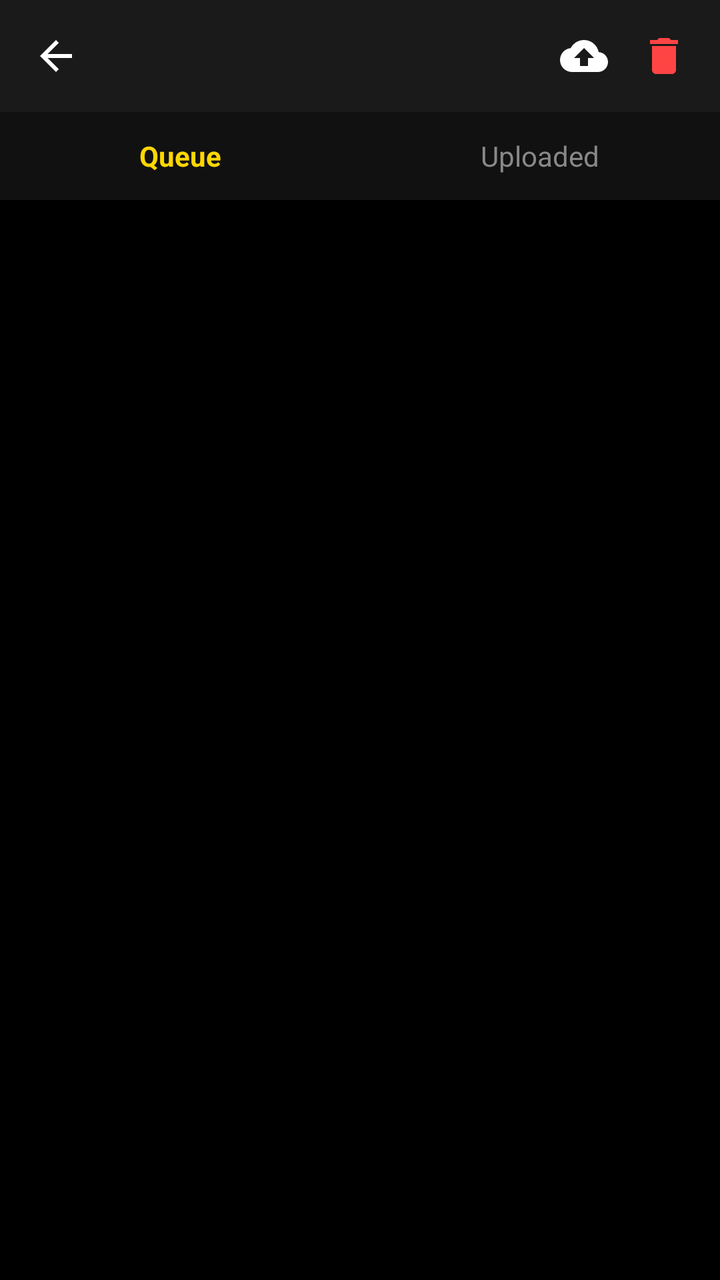
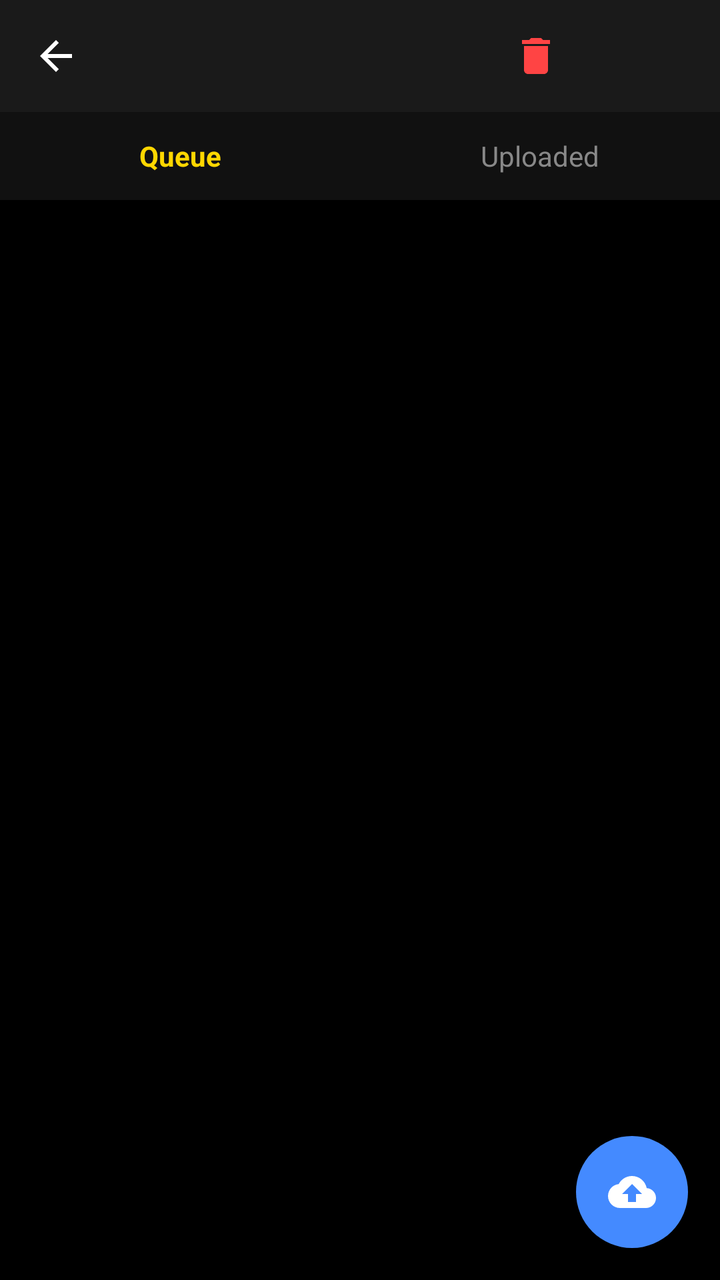

Two renders of the same Android screen: before a commit and after it. Below are the layout's source before the change and the commit's diff.
<!-- AndroidManifest.xml: application theme Theme.KioskCamera -->
<!-- res/layout/activity_gallery.xml -->
<?xml version="1.0" encoding="utf-8"?>
<LinearLayout xmlns:android="http://schemas.android.com/apk/res/android"
    android:layout_width="match_parent"
    android:layout_height="match_parent"
    android:orientation="vertical"
    android:background="@android:color/black">

    
    <LinearLayout
        android:id="@+id/normalBar"
        android:layout_width="match_parent"
        android:layout_height="56dp"
        android:gravity="center_vertical"
        android:paddingHorizontal="8dp"
        android:background="#1A1A1A">

        <ImageButton
            android:id="@+id/backButton"
            android:layout_width="40dp"
            android:layout_height="40dp"
            android:background="?attr/selectableItemBackgroundBorderless"
            android:src="@drawable/ic_arrow_back"
            android:contentDescription="Back" />

        <TextView
            android:id="@+id/titleText"
            android:layout_width="0dp"
            android:layout_height="wrap_content"
            android:layout_weight="1"
            android:textColor="@android:color/white"
            android:textSize="18sp"
            android:paddingStart="12dp" />

        <ImageButton
            android:id="@+id/uploadButton"
            android:layout_width="40dp"
            android:layout_height="40dp"
            android:background="?attr/selectableItemBackgroundBorderless"
            android:src="@drawable/ic_cloud_upload"
            android:contentDescription="Upload all" />

        <ImageButton
            android:id="@+id/clearAllButton"
            android:layout_width="40dp"
            android:layout_height="40dp"
            android:background="?attr/selectableItemBackgroundBorderless"
            android:src="@drawable/ic_delete"
            android:contentDescription="Clear all" />
    </LinearLayout>

    
    <LinearLayout
        android:id="@+id/selectionBar"
        android:layout_width="match_parent"
        android:layout_height="56dp"
        android:gravity="center_vertical"
        android:paddingHorizontal="8dp"
        android:background="#333333"
        android:visibility="gone">

        <ImageButton
            android:id="@+id/cancelSelectionButton"
            android:layout_width="40dp"
            android:layout_height="40dp"
            android:background="?attr/selectableItemBackgroundBorderless"
            android:src="@drawable/ic_arrow_back"
            android:contentDescription="Cancel" />

        <TextView
            android:id="@+id/selectionCount"
            android:layout_width="0dp"
            android:layout_height="wrap_content"
            android:layout_weight="1"
            android:textColor="@android:color/white"
            android:textSize="18sp"
            android:paddingStart="12dp" />

        <ImageButton
            android:id="@+id/deleteSelectedButton"
            android:layout_width="40dp"
            android:layout_height="40dp"
            android:background="?attr/selectableItemBackgroundBorderless"
            android:src="@drawable/ic_delete"
            android:contentDescription="Delete selected" />
    </LinearLayout>

    
    <LinearLayout
        android:layout_width="match_parent"
        android:layout_height="44dp"
        android:orientation="horizontal"
        android:background="#111111">

        <TextView
            android:id="@+id/tabQueue"
            android:layout_width="0dp"
            android:layout_height="match_parent"
            android:layout_weight="1"
            android:gravity="center"
            android:text="Queue"
            android:textColor="#FFD700"
            android:textSize="14sp"
            android:textStyle="bold"
            android:background="?attr/selectableItemBackground" />

        <TextView
            android:id="@+id/tabUploaded"
            android:layout_width="0dp"
            android:layout_height="match_parent"
            android:layout_weight="1"
            android:gravity="center"
            android:text="Uploaded"
            android:textColor="#888888"
            android:textSize="14sp"
            android:background="?attr/selectableItemBackground" />
    </LinearLayout>

    <TextView
        android:id="@+id/emptyText"
        android:layout_width="match_parent"
        android:layout_height="match_parent"
        android:gravity="center"
        android:text="No media queued"
        android:textColor="#888888"
        android:textSize="16sp"
        android:visibility="gone" />

    <androidx.recyclerview.widget.RecyclerView
        android:id="@+id/photoGrid"
        android:layout_width="match_parent"
        android:layout_height="match_parent"
        android:padding="2dp" />

</LinearLayout>
<!-- resources referenced by this layout -->
<resources>
  <!-- drawable ic_arrow_back (drawable) -->
  <vector xmlns:android="http://schemas.android.com/apk/res/android"
      android:width="24dp"
      android:height="24dp"
      android:viewportWidth="24"
      android:viewportHeight="24">
      <path
          android:fillColor="@android:color/white"
          android:pathData="M20,11H7.83l5.59,-5.59L12,4l-8,8 8,8 1.41,-1.41L7.83,13H20v-2z"/>
  </vector>
  <!-- drawable ic_cloud_upload (drawable) -->
  <vector xmlns:android="http://schemas.android.com/apk/res/android"
      android:width="24dp"
      android:height="24dp"
      android:viewportWidth="24"
      android:viewportHeight="24">
      <path
          android:fillColor="@android:color/white"
          android:pathData="M19.35,10.04C18.67,6.59 15.64,4 12,4 9.11,4 6.6,5.64 5.35,8.04 2.34,8.36 0,10.91 0,14c0,3.31 2.69,6 6,6h13c2.76,0 5,-2.24 5,-5 0,-2.64 -2.05,-4.78 -4.65,-4.96zM14,13v4h-4v-4H7l5,-5 5,5h-3z"/>
  </vector>
  <!-- drawable ic_delete (drawable) -->
  <vector xmlns:android="http://schemas.android.com/apk/res/android"
      android:width="24dp"
      android:height="24dp"
      android:viewportWidth="24"
      android:viewportHeight="24">
      <path
          android:fillColor="#FFFF4444"
          android:pathData="M6,19c0,1.1 0.9,2 2,2h8c1.1,0 2,-0.9 2,-2V7H6v12zM19,4h-3.5l-1,-1h-5l-1,1H5v2h14V4z"/>
  </vector>
  <style name="Theme.KioskCamera" parent="Theme.MaterialComponents.DayNight.NoActionBar">
          <item name="android:windowFullscreen">false</item>
          <item name="android:statusBarColor">@android:color/black</item>
          <item name="android:navigationBarColor">@android:color/black</item>
      </style>
</resources>

<!-- the commit's change to res/layout/activity_gallery.xml (unified diff, before → after) -->
@@ -32,20 +32,17 @@
             android:paddingStart="12dp" />
 
         <ImageButton
-            android:id="@+id/uploadButton"
-            android:layout_width="40dp"
-            android:layout_height="40dp"
-            android:background="?attr/selectableItemBackgroundBorderless"
-            android:src="@drawable/ic_cloud_upload"
-            android:contentDescription="Upload all" />
-
-        <ImageButton
             android:id="@+id/clearAllButton"
             android:layout_width="40dp"
             android:layout_height="40dp"
             android:background="?attr/selectableItemBackgroundBorderless"
             android:src="@drawable/ic_delete"
             android:contentDescription="Clear all" />
+
+        
+        <View
+            android:layout_width="64dp"
+            android:layout_height="40dp" />
     </LinearLayout>
 
     
@@ -82,6 +79,11 @@
             android:background="?attr/selectableItemBackgroundBorderless"
             android:src="@drawable/ic_delete"
             android:contentDescription="Delete selected" />
+
+        
+        <View
+            android:layout_width="64dp"
+            android:layout_height="40dp" />
     </LinearLayout>
 
     
@@ -115,20 +117,39 @@
             android:background="?attr/selectableItemBackground" />
     </LinearLayout>
 
-    <TextView
-        android:id="@+id/emptyText"
+    <FrameLayout
         android:layout_width="match_parent"
-        android:layout_height="match_parent"
-        android:gravity="center"
-        android:text="No media queued"
-        android:textColor="#888888"
-        android:textSize="16sp"
-        android:visibility="gone" />
+        android:layout_height="match_parent">
 
-    <androidx.recyclerview.widget.RecyclerView
-        android:id="@+id/photoGrid"
-        android:layout_width="match_parent"
-        android:layout_height="match_parent"
-        android:padding="2dp" />
+        <TextView
+            android:id="@+id/emptyText"
+            android:layout_width="match_parent"
+            android:layout_height="match_parent"
+            android:gravity="center"
+            android:text="No media queued"
+            android:textColor="#888888"
+            android:textSize="16sp"
+            android:visibility="gone" />
+
+        <androidx.recyclerview.widget.RecyclerView
+            android:id="@+id/photoGrid"
+            android:layout_width="match_parent"
+            android:layout_height="match_parent"
+            android:padding="2dp" />
+
+        
+        <ImageButton
+            android:id="@+id/uploadButton"
+            android:layout_width="56dp"
+            android:layout_height="56dp"
+            android:layout_gravity="bottom|end"
+            android:layout_margin="16dp"
+            android:background="@drawable/fab_background"
+            android:src="@drawable/ic_cloud_upload"
+            android:scaleType="centerInside"
+            android:elevation="6dp"
+            android:contentDescription="Upload all" />
+
+    </FrameLayout>
 
 </LinearLayout>
<!-- resource entries referenced after the edit -->
@@ -1,5 +1,11 @@
 <!-- resources referenced by this layout -->
 <resources>
+  <!-- drawable fab_background (drawable) -->
+  <?xml version="1.0" encoding="utf-8"?>
+  <shape xmlns:android="http://schemas.android.com/apk/res/android"
+      android:shape="oval">
+      <solid android:color="#448AFF" />
+  </shape>
   <!-- drawable ic_arrow_back (drawable) -->
   <vector xmlns:android="http://schemas.android.com/apk/res/android"
       android:width="24dp"
